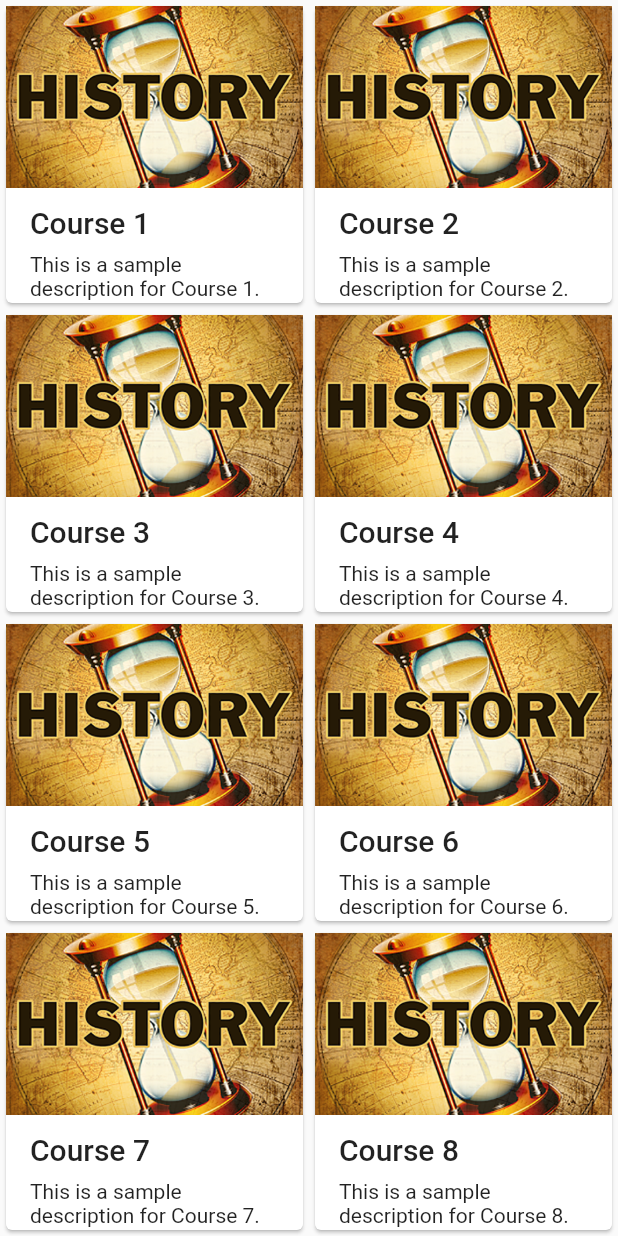
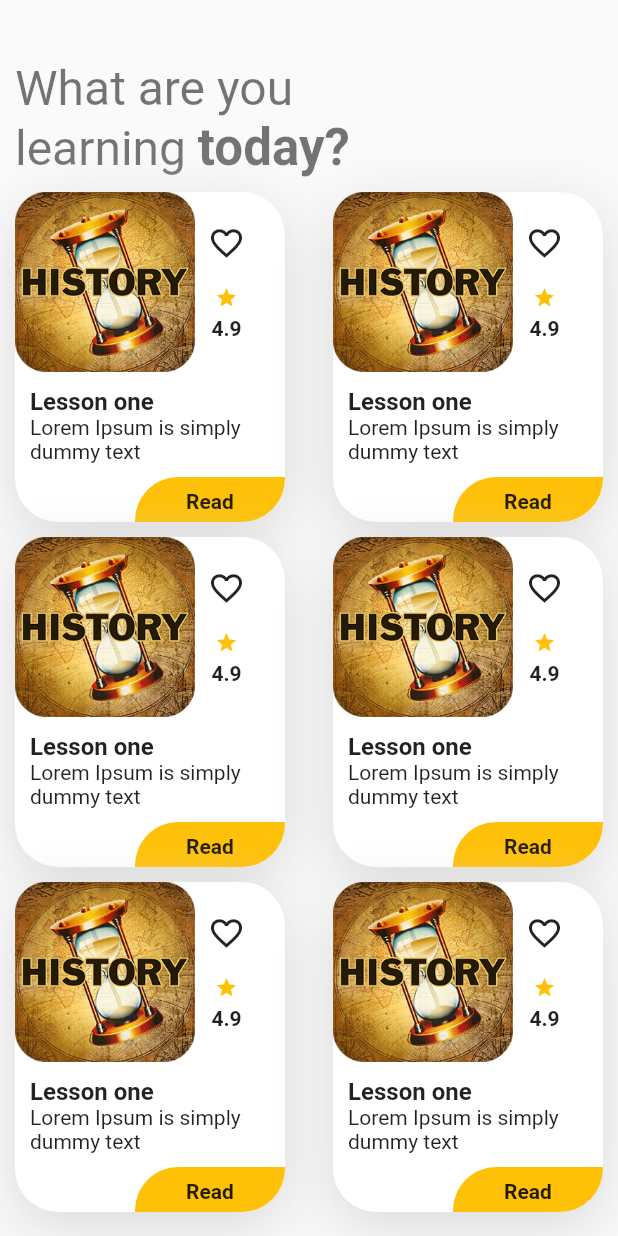
Before and after one commit to yashithasahan/KnowNow, a Flutter app: the screen it shows after launch, on a phone screen of 412 x 824 dp. Run offline on Flutter 3.47's test engine with Material 2 defaults, Android fonts, the phone set to English and light mode, and no system bars.

Commit message:
Add Home Screen | Add Lesson Details Page

```diff
--- /dev/null
+++ b/lib/constant/consttants.dart
@@ -0,0 +1,3 @@
+import 'package:flutter/material.dart';
+
+final kShadowColor = const Color(0xFFD3D3D3).withOpacity(.84);
--- /dev/null
+++ b/lib/lesson.dart
@@ -0,0 +1,75 @@
+import 'package:flutter/material.dart';
+
+class Lesson extends StatelessWidget {
+  const Lesson({super.key});
+
+  @override
+  Widget build(BuildContext context) {
+    return Scaffold(
+      appBar: AppBar(
+        title: const Text('Lesson Details'),
+        backgroundColor: Colors.amber,
+        centerTitle: true,
+        actions: [
+          IconButton(
+            icon: const Icon(Icons.share),
+            onPressed: () {},
+          )
+        ],
+      ),
+      body: Padding(
+        padding: const EdgeInsets.all(15),
+        child: SingleChildScrollView(
+          child: Column(
+            children: [
+              const SizedBox(height: 10),
+              Container(
+                width: double.infinity,
+                height: 200,
+                decoration: BoxDecoration(
+                    image: const DecorationImage(
+                        image: AssetImage('assets/images/history.png'),
+                        fit: BoxFit.cover),
+                    color: Colors.amber,
+                    borderRadius: BorderRadius.circular(15)),
+              ),
+              const SizedBox(height: 15),
+              Row(
+                mainAxisAlignment: MainAxisAlignment.spaceBetween,
+                children: const [
+                  Text(
+                    'Lesson Name',
+                    style: TextStyle(fontSize: 18, fontWeight: FontWeight.bold),
+                  ),
+                  Icon(Icons.bookmark_border_outlined),
+                ],
+              ),
+              const SizedBox(height: 15),
+              const Text(
+                "Lorem Ipsum is simply dummy text of the printing and typesetting industry. Lorem Ipsum has been the industry's standard dummy text ever since the 1500s, when an unknown printer took a galley of type and scrambled it to make a type specimen book. It has survived not only five centuries, but also the leap into electronic typesetting, remaining essentially unchanged. It was popularised in the 1960s with the release of Letraset sheets containing Lorem Ipsum passages, and more recently with desktop publishing software like Aldus PageMaker including versions of Lorem Ipsum.",
+                textAlign: TextAlign.justify,
+              ),
+              const SizedBox(height: 15),
+              const Text(
+                "It is a long established fact that a reader will be distracted by the readable content of a page when looking at its layout. The point of using Lorem Ipsum is that it has a more-or-less normal distribution of letters, as opposed to using 'Content here, content here', making it look like readable English. Many desktop publishing packages and web page editors now use Lorem Ipsum as their default model text, and a search for 'lorem ipsum' will uncover many web sites still in their infancy. Various versions have evolved over the years, sometimes by accident, sometimes on purpose (injected humour and the like).",
+                textAlign: TextAlign.justify,
+              ),
+              const SizedBox(height: 15),
+              const Text(
+                'Tutor Name : Lahiru Munasinghe',
+                style: TextStyle(fontSize: 14, fontWeight: FontWeight.bold),
+              ),
+              const SizedBox(height: 10),
+              const Text(
+                '26-04-2023',
+                style: TextStyle(
+                  fontSize: 14,
+                ),
+              ),
+            ],
+          ),
+        ),
+      ),
+    );
+  }
+}
--- a/lib/main.dart
+++ b/lib/main.dart
@@ -1,5 +1,5 @@
 import 'package:flutter/material.dart';
-import 'package:knownow/screens/dashboard.dart';
+import 'package:knownow/screens/home.dart';
 import 'package:knownow/screens/register/register.dart';
 import 'package:knownow/screens/welcome.dart';
 
@@ -19,7 +19,7 @@ class MyApp extends StatelessWidget {
         primarySwatch: Colors.blue,
       ),
       // home: const WelcomeScreen(),
-      home: const Dashboard(),
+      home: const HomeScreen(),
       routes: {
         '/register': (context) => const RegisterScreen(),
       },
--- /dev/null
+++ b/lib/screens/home.dart
@@ -0,0 +1,188 @@
+import 'package:flutter/material.dart';
+import 'package:knownow/constant/consttants.dart';
+import '../lesson.dart';
+
+class HomeScreen extends StatefulWidget {
+  const HomeScreen({super.key});
+
+  @override
+  State<HomeScreen> createState() => _HomeScreenState();
+}
+
+class _HomeScreenState extends State<HomeScreen> {
+  late final TextEditingController searchController;
+
+  @override
+  Widget build(BuildContext context) {
+    return Scaffold(
+      body: Padding(
+        padding: const EdgeInsets.all(10),
+        child: SingleChildScrollView(
+          child: Column(
+            crossAxisAlignment: CrossAxisAlignment.start,
+            children: [
+              const SizedBox(height: 30),
+              RichText(
+                  text: TextSpan(
+                      style: Theme.of(context).textTheme.displaySmall,
+                      children: const [
+                    TextSpan(
+                        text: "What are you \nlearning ",
+                        style: TextStyle(fontSize: 32)),
+                    TextSpan(
+                        text: 'today?',
+                        style: TextStyle(
+                            fontWeight: FontWeight.bold, fontSize: 34))
+                  ])),
+              const SizedBox(height: 10),
+              Row(mainAxisAlignment: MainAxisAlignment.spaceBetween, children: [
+                LessonCard(
+                  title: "Lesson one",
+                  subtitle: "Lorem Ipsum is simply\ndummy text",
+                ),
+                const SizedBox(height: 10),
+                LessonCard(
+                  title: "Lesson one",
+                  subtitle: "Lorem Ipsum is simply\ndummy text",
+                ),
+              ]),
+              const SizedBox(height: 10),
+              Row(mainAxisAlignment: MainAxisAlignment.spaceBetween, children: [
+                LessonCard(
+                  title: "Lesson one",
+                  subtitle: "Lorem Ipsum is simply\ndummy text",
+                ),
+                const SizedBox(height: 15),
+                LessonCard(
+                  title: "Lesson one",
+                  subtitle: "Lorem Ipsum is simply\ndummy text",
+                ),
+              ]),
+              const SizedBox(height: 10),
+              Row(mainAxisAlignment: MainAxisAlignment.spaceBetween, children: [
+                LessonCard(
+                  title: "Lesson one",
+                  subtitle: "Lorem Ipsum is simply\ndummy text",
+                ),
+                const SizedBox(height: 15),
+                LessonCard(
+                  title: "Lesson one",
+                  subtitle: "Lorem Ipsum is simply\ndummy text",
+                ),
+              ])
+            ],
+          ),
+        ),
+      ),
+    );
+  }
+}
+
+class LessonCard extends StatelessWidget {
+  final String title;
+  final String subtitle;
+  LessonCard({
+    super.key,
+    required this.title,
+    required this.subtitle,
+  });
+
+  @override
+  Widget build(BuildContext context) {
+    return InkWell(
+      onTap: () {
+        Navigator.push(
+          context,
+          MaterialPageRoute(builder: (context) => const Lesson()),
+        );
+      },
+      child: SizedBox(
+        width: 180,
+        child: Stack(
+          children: [
+            Container(
+              height: 220,
+              decoration: BoxDecoration(
+                  color: Colors.white,
+                  borderRadius: BorderRadius.circular(29),
+                  boxShadow: [
+                    BoxShadow(
+                        offset: const Offset(0, 10),
+                        blurRadius: 33,
+                        color: kShadowColor)
+                  ]),
+            ),
+            Image.asset(
+              "assets/images/history.png",
+              width: 120,
+              height: 120,
+            ),
+            Positioned(
+              top: 10,
+              right: 15,
+              child: Column(
+                children: [
+                  IconButton(
+                      iconSize: 25,
+                      onPressed: () {},
+                      icon: const Icon(Icons.favorite_border)),
+                  const SizedBox(height: 5),
+                  const Icon(
+                    Icons.star,
+                    size: 15,
+                    color: Colors.amber,
+                  ),
+                  const SizedBox(height: 5),
+                  const Text(
+                    "4.9",
+                    style: TextStyle(fontWeight: FontWeight.bold),
+                  )
+                ],
+              ),
+            ),
+            Positioned(
+              top: 130,
+              child: SizedBox(
+                height: 60,
+                child: Padding(
+                  padding: const EdgeInsets.only(left: 10),
+                  child: Column(
+                      crossAxisAlignment: CrossAxisAlignment.start,
+                      children: [
+                        Text(
+                          title,
+                          style: const TextStyle(
+                              fontWeight: FontWeight.bold, fontSize: 16),
+                        ),
+                        Text(subtitle),
+                      ]),
+                ),
+              ),
+            ),
+            Positioned(
+              bottom: 0,
+              right: 0,
+              child: Container(
+                height: 30,
+                width: 100,
+                decoration: const BoxDecoration(
+                    color: Colors.amber,
+                    borderRadius: BorderRadius.only(
+                        topLeft: Radius.circular(29),
+                        bottomRight: Radius.circular(29))),
+                child: const Padding(
+                  padding: EdgeInsets.all(8.0),
+                  child: Text(
+                    "Read",
+                    style: TextStyle(fontWeight: FontWeight.bold),
+                    textAlign: TextAlign.center,
+                  ),
+                ),
+              ),
+            )
+          ],
+        ),
+      ),
+    );
+  }
+}
```
